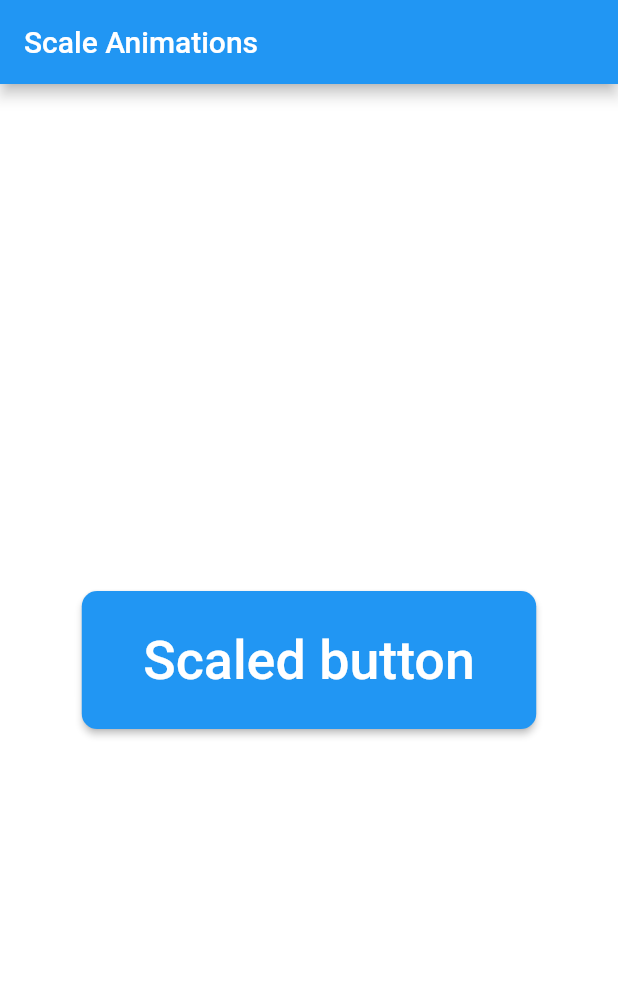
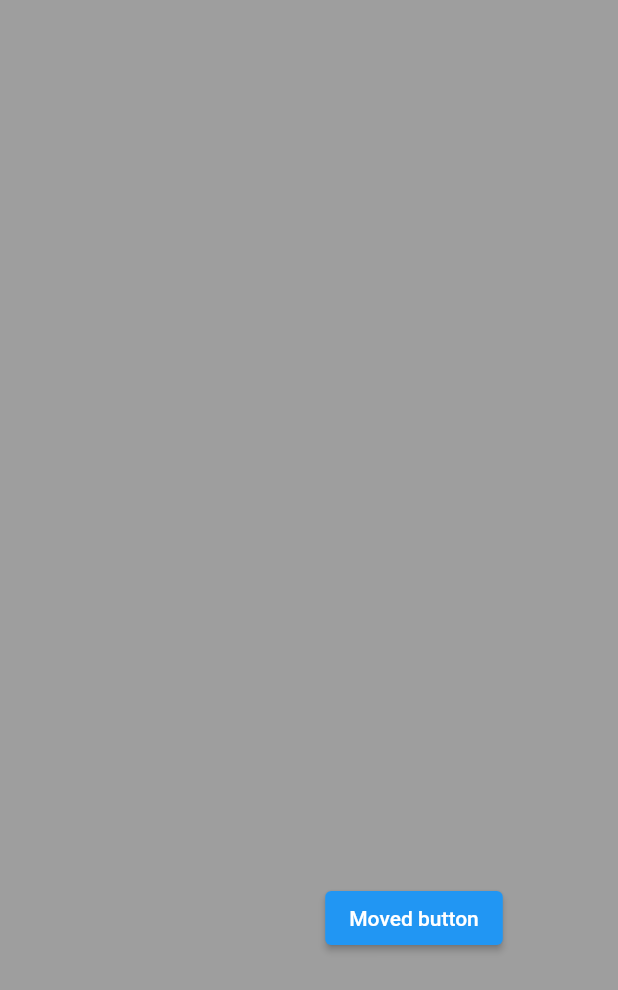
Before and after one commit to ecdundar/animationstest, a Flutter app: the screen it shows after launch, on a phone screen of 412 x 824 dp. Shown: the top 990 px of the screen. Run offline on Flutter 3.47's test engine with Material 2 defaults, Android fonts, the phone set to English and light mode, and no system bars.

Commit message:
Move Button

```diff
--- a/lib/main.dart
+++ b/lib/main.dart
@@ -1,5 +1,6 @@
 import 'package:animationtest/screens/RotationAnimations.dart';
 import 'package:animationtest/screens/ScaleAnimations.dart';
+import 'package:animationtest/screens/TranslateAnimations.dart';
 import 'package:flutter/material.dart';
 
 void main() {
@@ -16,6 +17,7 @@ class MyApp extends StatelessWidget {
           primarySwatch: Colors.blue,
         ),
         //home: RotationAnimations(),
-        home: ScaleAnimations());
+        //home: ScaleAnimations());
+        home: TranslateAnimations());
   }
 }
--- /dev/null
+++ b/lib/screens/TranslateAnimations.dart
@@ -0,0 +1,74 @@
+import 'package:flutter/cupertino.dart';
+import 'package:flutter/material.dart';
+
+class TranslateAnimations extends StatefulWidget {
+  @override
+  _TranslateAnimationsState createState() => _TranslateAnimationsState();
+}
+
+class _TranslateAnimationsState extends State<TranslateAnimations>
+    with SingleTickerProviderStateMixin {
+  Offset _offset = Offset.zero;
+  late AnimationController _animation;
+
+  @override
+  void initState() {
+    super.initState();
+
+    _animation = createTranslateAnimation();
+    _animation.forward();
+  }
+
+  @override
+  void dispose() {
+    _animation.dispose();
+    super.dispose();
+  }
+
+  @override
+  Widget build(BuildContext context) {
+    return Container(
+      color: Colors.grey,
+      child: Center(
+        child: _translateAnimationButton(),
+      ),
+    );
+  }
+
+  _translateAnimationButton() {
+    return Transform.translate(
+      offset: _offset,
+      child: ElevatedButton(
+        child: Text("Moved button"),
+        onPressed: () {
+          if (_animation.status == AnimationStatus.completed) {
+            _animation.reverse();
+          } else if (_animation.status == AnimationStatus.dismissed) {
+            _animation.forward();
+          }
+        },
+      ),
+    );
+  }
+
+  createTranslateAnimation() {
+    var controller = AnimationController(
+      vsync: this,
+      debugLabel: "animations demo",
+      duration: Duration(seconds: 2),
+    );
+
+    var animation = controller.drive(Tween<Offset>(
+      begin: Offset.zero,
+      end: Offset(70, 200),
+    ));
+
+    animation.addListener(() {
+      setState(() {
+        _offset = animation.value;
+      });
+    });
+
+    return controller;
+  }
+}
```
